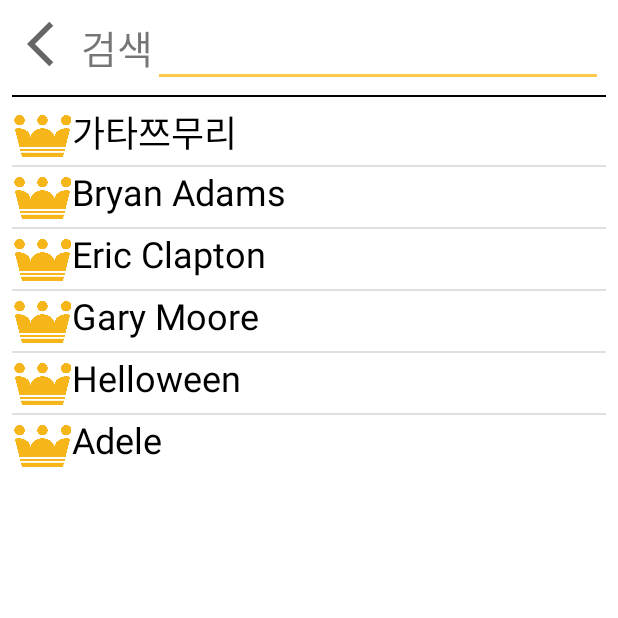
After one commit to changkiyun/ProjectPickALunch, an Android app: the Search screen opened directly, with no data from a screen before it, on a phone screen of 412 x 824 dp, the top half of it. The commit adds this screen. Run offline under Robolectric (Android 15) with nearby library versions, the phone set to English and light mode, and no system bars.

```diff
--- a/app/src/main/AndroidManifest.xml
+++ b/app/src/main/AndroidManifest.xml
@@ -28,6 +28,8 @@
 
         <!--메뉴피커 액티비티-->
         <activity android:name=".menu_picker.MenuPicker"/>
+
+        <activity android:name=".restaurant_search.Search"/>
     </application>
 
 </manifest>
--- a/app/src/main/java/com/example/projectpickalunch/Main/MainActivity.java
+++ b/app/src/main/java/com/example/projectpickalunch/Main/MainActivity.java
@@ -12,6 +12,7 @@
 
 import com.example.projectpickalunch.R;
 import com.example.projectpickalunch.menu_picker.MenuPicker;
+import com.example.projectpickalunch.restaurant_search.Search;
 import com.example.projectpickalunch.restorant_info.Sickdang_Jeongbo;
 import com.example.projectpickalunch.user_information.UserInformationAfterConfirm;
 import com.example.projectpickalunch.user_information.UserInformationBeforeConfirm;
@@ -103,5 +104,15 @@
             }
         });
 
+        //검색 버튼
+        ImageButton searchButton = (ImageButton) findViewById(R.id.serchButton);
+        searchButton.setOnClickListener(new View.OnClickListener() {
+            @Override
+            public void onClick(View view) {
+                Intent search = new Intent(getApplicationContext(), Search.class);
+                startActivity(search);
+            }
+        });
+
     }
 }
--- /dev/null
+++ b/app/src/main/java/com/example/projectpickalunch/restaurant_search/ListViewAdapter.java
@@ -0,0 +1,133 @@
+package com.example.projectpickalunch.restaurant_search;
+
+import android.content.Context;
+import android.graphics.drawable.Drawable;
+import android.view.LayoutInflater;
+import android.view.View;
+import android.view.ViewGroup;
+import android.widget.BaseAdapter;
+import android.widget.Filter;
+import android.widget.Filterable;
+import android.widget.ImageView;
+import android.widget.TextView;
+
+import com.example.projectpickalunch.R;
+
+import java.util.ArrayList;
+
+public class ListViewAdapter extends BaseAdapter implements Filterable {
+    // Adapter에 추가된 데이터를 저장하기 위한 ArrayList. (원본 데이터 리스트)
+    private ArrayList<ListViewItem> listViewItemList = new ArrayList<ListViewItem>() ;
+    // 필터링된 결과 데이터를 저장하기 위한 ArrayList. 최초에는 전체 리스트 보유.
+    private ArrayList<ListViewItem> filteredItemList = listViewItemList ;
+
+    Filter listFilter ;
+
+    // ListViewAdapter의 생성자
+    public ListViewAdapter() {
+
+    }
+
+    // Adapter에 사용되는 데이터의 개수를 리턴. : 필수 구현
+    @Override
+    public int getCount() {
+        return filteredItemList.size() ;
+    }
+
+    // position에 위치한 데이터를 화면에 출력하는데 사용될 View를 리턴. : 필수 구현
+    @Override
+    public View getView(int position, View convertView, ViewGroup parent) {
+        final int pos = position;
+        final Context context = parent.getContext();
+
+        // "listview_item" Layout을 inflate하여 convertView 참조 획득.
+        if (convertView == null) {
+            LayoutInflater inflater = (LayoutInflater) context.getSystemService(Context.LAYOUT_INFLATER_SERVICE);
+            convertView = inflater.inflate(R.layout.search_listview_item, parent, false);
+        }
+
+        // 화면에 표시될 View(Layout이 inflate된)으로부터 위젯에 대한 참조 획득
+        ImageView iconImageView = (ImageView) convertView.findViewById(R.id.imageView1) ;
+        TextView titleTextView = (TextView) convertView.findViewById(R.id.textView1) ;
+
+        // Data Set(filteredItemList)에서 position에 위치한 데이터 참조 획득
+        ListViewItem listViewItem = filteredItemList.get(position);
+
+        // 아이템 내 각 위젯에 데이터 반영
+        iconImageView.setImageDrawable(listViewItem.getIcon());
+        titleTextView.setText(listViewItem.getTitle());
+
+        return convertView;
+    }
+
+    // 지정한 위치(position)에 있는 데이터와 관계된 아이템(row)의 ID를 리턴. : 필수 구현
+    @Override
+    public long getItemId(int position) {
+        return position ;
+    }
+
+    // 지정한 위치(position)에 있는 데이터 리턴 : 필수 구현
+    @Override
+    public Object getItem(int position) {
+        return filteredItemList.get(position) ;
+    }
+
+    // 아이템 데이터 추가를 위한 함수. 개발자가 원하는대로 작성 가능.
+    public void addItem(Drawable icon, String title) {
+        ListViewItem item = new ListViewItem();
+
+        item.setIcon(icon);
+        item.setTitle(title);
+
+        listViewItemList.add(item);
+    }
+
+    @Override
+    public Filter getFilter() {
+        if (listFilter == null) {
+            listFilter = new ListFilter() ;
+        }
+
+        return listFilter ;
+    }
+
+    private class ListFilter extends Filter {
+
+        @Override
+        protected FilterResults performFiltering(CharSequence constraint) {
+            FilterResults results = new FilterResults() ;
+
+            if (constraint == null || constraint.length() == 0) {
+                results.values = listViewItemList ;
+                results.count = listViewItemList.size() ;
+            } else {
+                ArrayList<ListViewItem> itemList = new ArrayList<ListViewItem>() ;
+
+                for (ListViewItem item : listViewItemList) {
+                    if (item.getTitle().toUpperCase().contains(constraint.toString().toUpperCase()))
+                    {
+                        itemList.add(item) ;
+                    }
+                }
+
+                results.values = itemList ;
+                results.count = itemList.size() ;
+            }
+            return results;
+        }
+
+        @Override
+        protected void publishResults(CharSequence constraint, FilterResults results) {
+
+            // update listview by filtered data list.
+            filteredItemList = (ArrayList<ListViewItem>) results.values ;
+
+            // notify
+            if (results.count > 0) {
+                notifyDataSetChanged() ;
+            } else {
+                notifyDataSetInvalidated() ;
+            }
+        }
+    }
+}
--- /dev/null
+++ b/app/src/main/java/com/example/projectpickalunch/restaurant_search/ListViewItem.java
@@ -0,0 +1,21 @@
+package com.example.projectpickalunch.restaurant_search;
+import android.graphics.drawable.Drawable;
+
+public class ListViewItem {
+    private Drawable iconDrawable ;
+    private String titleStr ;
+
+    public void setIcon(Drawable icon) {
+        iconDrawable = icon ;
+    }
+    public void setTitle(String title) {
+        titleStr = title ;
+    }
+
+    public Drawable getIcon() {
+        return this.iconDrawable ;
+    }
+    public String getTitle() {
+        return this.titleStr ;
+    }
+}
--- /dev/null
+++ b/app/src/main/java/com/example/projectpickalunch/restaurant_search/Search.java
@@ -0,0 +1,94 @@
+package com.example.projectpickalunch.restaurant_search;
+
+import android.content.Intent;
+import android.os.Bundle;
+import android.text.Editable;
+import android.text.TextWatcher;
+import android.view.View;
+import android.widget.AdapterView;
+import android.widget.EditText;
+import android.widget.ImageButton;
+import android.widget.ListView;
+import android.widget.SearchView;
+import android.widget.TextView;
+
+import androidx.annotation.Nullable;
+import androidx.appcompat.app.AppCompatActivity;
+import androidx.core.content.ContextCompat;
+
+import com.example.projectpickalunch.R;
+import com.example.projectpickalunch.restorant_info.Sickdang_Jeongbo;
+
+import java.util.Arrays;
+import java.util.List;
+import java.util.Locale;
+
+public class Search extends AppCompatActivity {
+    ListView listview = null ;
+    @Override
+    protected void onCreate(@Nullable Bundle savedInstanceState) {
+        super.onCreate(savedInstanceState);
+        setContentView(R.layout.search);
+
+        //뒤로가기
+        ImageButton btnReturn = (ImageButton) findViewById(R.id.returnBtn);
+        btnReturn.setOnClickListener(new View.OnClickListener() {
+            @Override
+            public void onClick(View view) {
+                finish();
+            }
+        });
+
+        ListViewAdapter adapter;
+
+        // Adapter 생성
+        adapter = new ListViewAdapter() ;
+
+        // 리스트뷰 참조 및 Adapter달기
+        listview = (ListView) findViewById(R.id.listview1);
+        listview.setAdapter(adapter);
+        listview.setOnItemClickListener(new AdapterView.OnItemClickListener() {
+            @Override
+            public void onItemClick(AdapterView<?> adapterView, View view, int i, long l) {
+                Intent restorant_information = new Intent(getApplicationContext(), Sickdang_Jeongbo.class);
+                startActivity(restorant_information);
+            }
+        });
+
+
+        adapter.addItem(ContextCompat.getDrawable(this, R.drawable.search_sample),
+                "가타쯔무리") ;
+
+        adapter.addItem(ContextCompat.getDrawable(this, R.drawable.search_sample),
+                "Bryan Adams") ;
+
+        adapter.addItem(ContextCompat.getDrawable(this, R.drawable.search_sample),
+                "Eric Clapton") ;
+
+        adapter.addItem(ContextCompat.getDrawable(this, R.drawable.search_sample),
+                "Gary Moore") ;
+
+        adapter.addItem(ContextCompat.getDrawable(this, R.drawable.search_sample),
+                "Helloween") ;
+
+        adapter.addItem(ContextCompat.getDrawable(this, R.drawable.search_sample),
+                "Adele") ;
+
+        EditText editTextFilter = (EditText)findViewById(R.id.editTextFilter) ;
+        editTextFilter.addTextChangedListener(new TextWatcher() {
+            @Override
+            public void afterTextChanged(Editable edit) {
+                String filterText = edit.toString() ;
+                ((ListViewAdapter)listview.getAdapter()).getFilter().filter(filterText) ;
+            }
+
+            @Override
+            public void beforeTextChanged(CharSequence s, int start, int count, int after) {
+            }
+
+            @Override
+            public void onTextChanged(CharSequence s, int start, int before, int count) {
+            }
+        }) ;
+    }
+}
--- a/app/src/main/java/com/example/projectpickalunch/restorant_info/rating_row_item.java
+++ /dev/null
@@ -1,4 +0,0 @@
-package com.example.projectpickalunch.restorant_info;
-
-public class rating_row_item {
-}
--- /dev/null
+++ b/app/src/main/res/layout/search.xml
@@ -0,0 +1,77 @@
+<?xml version="1.0" encoding="utf-8"?>
+<androidx.constraintlayout.widget.ConstraintLayout xmlns:android="http://schemas.android.com/apk/res/android"
+    xmlns:app="http://schemas.android.com/apk/res-auto"
+    xmlns:tools="http://schemas.android.com/tools"
+    android:layout_width="match_parent"
+    android:layout_height="match_parent"
+    android:paddingBottom="8sp"
+    android:paddingLeft="8sp"
+    android:paddingRight="8sp"
+    android:paddingTop="8sp"
+    app:layout_behavior="@string/appbar_scrolling_view_behavior">
+
+    <androidx.constraintlayout.widget.ConstraintLayout
+        android:id="@+id/title_constraint"
+        android:layout_width="match_parent"
+        android:layout_height="wrap_content"
+
+        app:layout_constraintStart_toStartOf="parent"
+        app:layout_constraintTop_toTopOf="parent">
+
+        <!--상단바-->
+        <ImageButton
+            android:layout_width="wrap_content"
+            android:layout_height="wrap_content"
+            android:src="@drawable/return_button"
+            android:background="#ffffff"
+            app:layout_constraintLeft_toLeftOf="parent"
+            app:layout_constraintTop_toTopOf="parent"
+            android:layout_marginLeft="10sp"
+            android:layout_marginTop="3sp"
+            android:id="@+id/returnBtn"/>
+
+        <TextView
+            android:layout_width="wrap_content"
+            android:layout_height="wrap_content"
+            android:textSize="26sp"
+            android:layout_marginTop="4sp"
+            android:layout_marginRight="8dp"
+            app:layout_constraintLeft_toRightOf="@id/returnBtn"
+            app:layout_constraintTop_toTopOf="parent"
+            android:id="@+id/textView1"
+            android:text="검색" />
+
+        <EditText
+            android:layout_width="300sp"
+            android:layout_height="wrap_content"
+            app:layout_constraintLeft_toRightOf="@id/textView1"
+            app:layout_constraintTop_toTopOf="parent"
+            android:layout_toRightOf="@id/textView1"
+            android:id="@+id/editTextFilter"
+            android:textSize="22sp"/>
+
+
+    </androidx.constraintlayout.widget.ConstraintLayout>
+
+    <!--타이틀바 구분선-->
+    <View
+        android:id="@+id/title_line"
+        android:layout_width="wrap_content"
+        android:layout_height="1dp"
+        android:layout_marginTop="5sp"
+        android:background="@color/black"
+        app:layout_constraintLeft_toLeftOf="parent"
+
+        app:layout_constraintTop_toBottomOf="@id/title_constraint" />
+
+
+
+    <ListView
+        android:layout_width="match_parent"
+        android:layout_height="wrap_content"
+        android:layout_marginTop="5sp"
+        app:layout_constraintTop_toBottomOf="@id/title_line"
+        android:textFilterEnabled="true"
+        android:id="@+id/listview1"/>
+
+</androidx.constraintlayout.widget.ConstraintLayout>
--- /dev/null
+++ b/app/src/main/res/layout/search_listview_item.xml
@@ -0,0 +1,22 @@
+<?xml version="1.0" encoding="utf-8"?>
+<LinearLayout xmlns:android="http://schemas.android.com/apk/res/android"
+    android:orientation="horizontal"
+    android:layout_width="match_parent"
+    android:layout_height="match_parent">
+
+    <ImageView
+        android:layout_width="40sp"
+        android:layout_height="40sp"
+        android:id="@+id/imageView1" />
+
+        <TextView
+            android:layout_width="match_parent"
+            android:layout_height="wrap_content"
+            android:text="New Text"
+            android:id="@+id/textView1"
+            android:textSize="24dp"
+            android:textColor="#000000"
+            android:gravity="center_vertical"/>
+
+
+</LinearLayout>
```
Also changed, not shown: app/src/main/res/drawable/search_sample.png (added).
